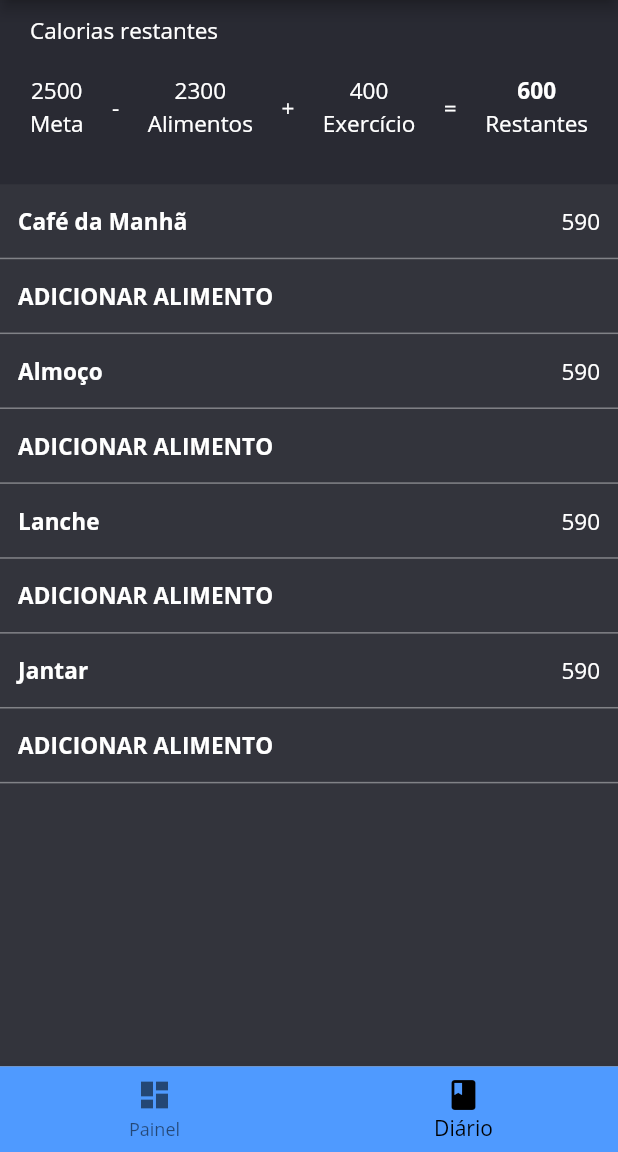
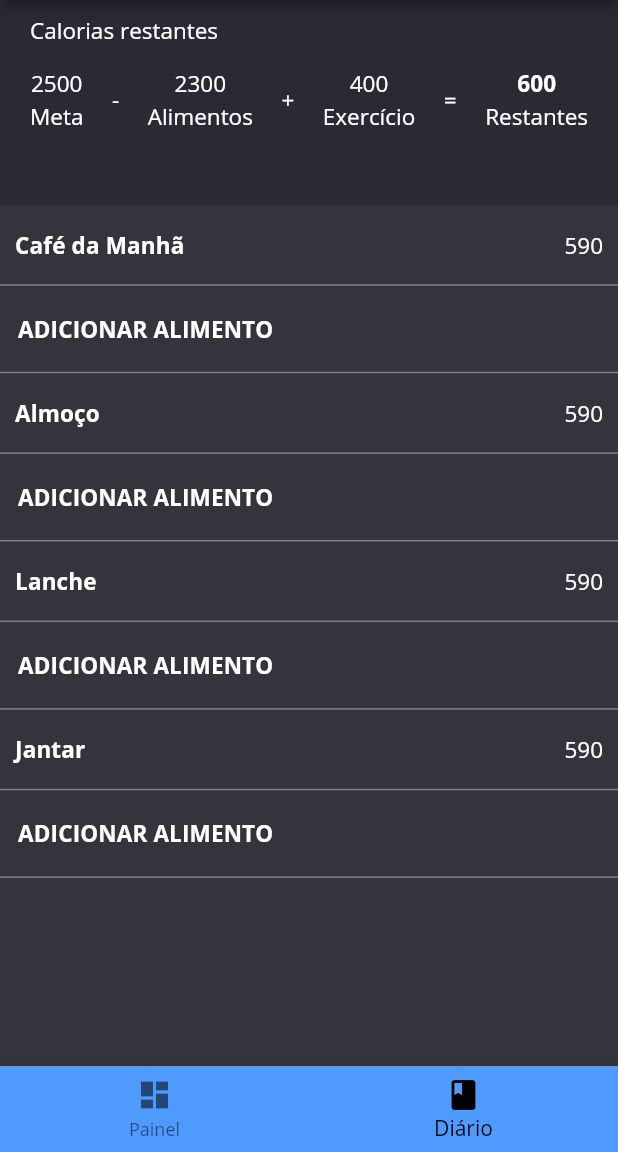
Before and after one commit to pedrohns/Calorie-Tracker-Mobile, a Flutter app: the screen it shows after launch, after a tap on "Calorias", on a phone screen of 412 x 824 dp, the part 84-1236 px from its top. Run offline on Flutter 3.47's test engine with Material 2 defaults, Android fonts, the phone set to English and light mode, and no system bars; our stand-ins replace dio, fl_chart, pie_chart, rxdart, shimmer, syncfusion_flutter_charts.

Commit message:
Ajustando o layout com o media query, mas ainda é possivel que role um revert

```diff
--- a/calorie_tracker/lib/components/search_text_field.dart
+++ b/calorie_tracker/lib/components/search_text_field.dart
@@ -1,6 +1,5 @@
 import 'package:flutter/material.dart';
 import 'package:rxdart/rxdart.dart';
-import 'package:calorie_tracker/components/api_research.dart';
 
 class SearchTextField extends StatefulWidget {
   @override
@@ -8,13 +7,11 @@ class SearchTextField extends StatefulWidget {
 
   final Function(String) onTextChanged;
   SearchTextField({required this.onTextChanged});
-
 }
 
 class _SearchTextFieldState extends State<SearchTextField> {
   final TextEditingController _controller = TextEditingController();
   final BehaviorSubject<String> _subject = BehaviorSubject<String>();
-
 
   @override
   void initState() {
@@ -25,7 +22,6 @@ class _SearchTextFieldState extends State<SearchTextField> {
     _subject.debounceTime(Duration(milliseconds: 600)).listen((text) {
       // Aqui é onde você deseja processar a entrada do usuário após o debouncing
       print("SearchTextField -  Processando: $text");
-      // fetchData(text);
       widget.onTextChanged(text);
     });
   }
--- a/calorie_tracker/lib/components/type_meal.dart
+++ b/calorie_tracker/lib/components/type_meal.dart
@@ -26,9 +26,9 @@ class TypeMeal extends StatelessWidget {
                 width: 1,
               )),
             ),
-            height: mediaQueryHeight * 0.065,
+            height: mediaQueryHeight * 0.07,
             child: Padding(
-              padding: const EdgeInsets.all(12.0),
+              padding: const EdgeInsets.all(10.0),
               child: Row(
                 mainAxisAlignment: MainAxisAlignment.spaceBetween,
                 children: [
@@ -46,7 +46,7 @@ class TypeMeal extends StatelessWidget {
                 width: 1,
               )),
             ),
-            height: mediaQueryHeight * 0.065,
+            height: mediaQueryHeight * 0.076,
             child: Padding(
               padding: const EdgeInsets.only(
                   left: 4.0, right: 12.0, top: 6.0, bottom: 6.0),
--- a/calorie_tracker/lib/components/water_exercice_review.dart
+++ b/calorie_tracker/lib/components/water_exercice_review.dart
@@ -7,13 +7,15 @@ class WaterExeciceReview extends StatelessWidget {
 
   @override
   Widget build(BuildContext context) {
+    double widthQuery = MediaQuery.of(context).size.width;
     final selectedBox = BoxesText(whatBox: whichBoxes);
     final time = whichBoxes == 'Water'
         ? '00:00'
         : '${selectedBox.getValues()['value2'].hour.toString()}:${selectedBox.getValues()['value2'].minute.toString().padLeft(2, '0')}';
     return Container(
       height: 150,
-      width: 175,
+      // width: 175,
+      width: widthQuery * 0.44,
       padding: EdgeInsets.symmetric(horizontal: 10.0),
       margin: EdgeInsets.all(10.0),
       decoration: BoxDecoration(
--- a/calorie_tracker/lib/components/weight_review.dart
+++ b/calorie_tracker/lib/components/weight_review.dart
@@ -9,10 +9,11 @@ class WeightReview extends StatelessWidget {
 
   @override
   Widget build(BuildContext context) {
+    double widthQuery = MediaQuery.of(context).size.width;
     return Center(
       child: Container(
         height: 200,
-        width: 370,
+        width: widthQuery * 1,
         margin: EdgeInsets.all(10.0),
         padding: EdgeInsets.all(16.0),
         decoration: BoxDecoration(
--- a/calorie_tracker/lib/view/dairy_page.dart
+++ b/calorie_tracker/lib/view/dairy_page.dart
@@ -86,7 +86,7 @@ class _DairyPageState extends State<DairyPage> {
 
   @override
   Widget build(BuildContext context) {
-    // double mediaQueryWidth = MediaQuery.of(context).size.width;
+    double mediaQueryWidth = MediaQuery.of(context).size.width;
     double mediaQueryHeight =
         MediaQuery.of(context).size.height - kBottomNavigationBarHeight;
     double totalConsumed =
@@ -95,7 +95,7 @@ class _DairyPageState extends State<DairyPage> {
       children: [
         Container(
           width: double.infinity,
-          height: mediaQueryHeight * 0.16,
+          height: mediaQueryHeight * 0.178,
           color: Theme.of(context).colorScheme.primary,
           padding: EdgeInsets.only(
             left: 20.0,
@@ -109,7 +109,7 @@ class _DairyPageState extends State<DairyPage> {
                 crossAxisAlignment: CrossAxisAlignment.start,
                 children: [Text('Calorias restantes')],
               ),
-              SizedBox(height: 20),
+              SizedBox(height: 15),
               Row(
                 mainAxisAlignment: MainAxisAlignment.spaceBetween,
                 children: [
--- a/calorie_tracker/lib/view/home_page.dart
+++ b/calorie_tracker/lib/view/home_page.dart
@@ -8,6 +8,7 @@ class HomePage extends StatelessWidget {
 
   @override
   Widget build(BuildContext context) {
+    double widthQuery = MediaQuery.of(context).size.width;
     return SingleChildScrollView(
       child: Column(
         mainAxisAlignment: MainAxisAlignment.start,
@@ -15,7 +16,8 @@ class HomePage extends StatelessWidget {
           Center(
             child: Container(
               height: 200,
-              width: 370,
+              // width: 370,
+              width: widthQuery * 1,
               margin: EdgeInsets.all(10.0),
               padding: EdgeInsets.all(16.0),
               decoration: BoxDecoration(
```
